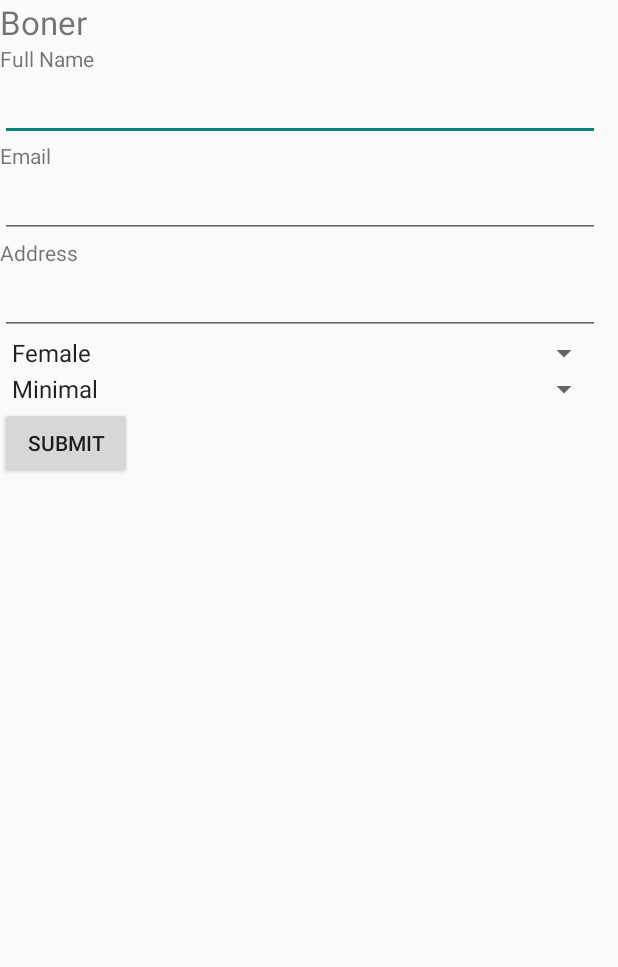
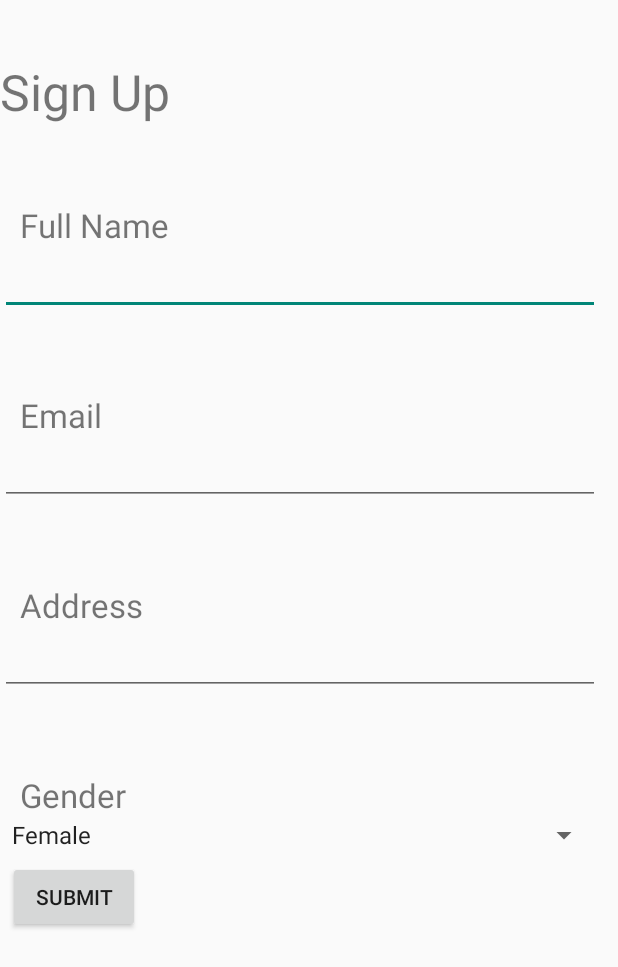
Before and after one commit to hayleycall/TinderForDogs, an Android app: the MyAndroidAppActivity screen opened directly, with no data from a screen before it, on a phone screen of 412 x 824 dp. Shown: the top 967 px of the screen. Run offline under Robolectric (Android 15) with nearby library versions, the phone set to English and light mode, and no system bars; 2 statements that could not run were skipped.

Commit message:
Finished user sign up form design.

```diff
--- a/app/src/main/res/layout/form.xml
+++ b/app/src/main/res/layout/form.xml
@@ -11,20 +11,24 @@
         android:id="@+id/TextViewTitle"
         android:layout_width="wrap_content"
         android:layout_height="wrap_content"
-        android:text="@string/feedbacktitle"
-        android:textSize="10pt">
+        android:text="\nSign Up"
+        android:textSize="15pt">
+
      </TextView>
      <TextView
-         android:text="Full Name"
+         android:text="\n\n\tFull Name"
+         android:textSize="10pt"
          android:layout_width="wrap_content"
          android:layout_height="wrap_content" />
+
      <EditText
         android:width="600px"
          android:layout_width="wrap_content"
          android:layout_height="wrap_content">
       </EditText>
       <TextView
-          android:text="Email"
+          android:text="\n\n\tEmail"
+          android:textSize="10pt"
           android:layout_width="wrap_content"
           android:layout_height="wrap_content" />
       <EditText
@@ -33,7 +37,8 @@
           android:layout_height="wrap_content">
        </EditText>
        <TextView
-           android:text="Address"
+           android:text="\n\n\tAddress"
+           android:textSize="10pt"
            android:layout_width="wrap_content"
            android:layout_height="wrap_content"/>
        <EditText
@@ -41,24 +46,22 @@
            android:layout_width="wrap_content"
            android:layout_height="wrap_content">
         </EditText>
+        <TextView
+            android:text="\n\n\tGender"
+            android:textSize="10pt"
+            android:layout_width="wrap_content"
+            android:layout_height="wrap_content"/>
         <Spinner
             android:id="@+id/gender_spinner"
             android:layout_width="fill_parent"
             android:layout_height="wrap_content"
-            android:entries="@array/gender_array"
-            android:prompt="@string/gender">
+            android:entries="@array/gender_array">
          </Spinner>
-        <Spinner
-            android:id="@+id/activity_spinner"
-            android:layout_width="fill_parent"
-            android:layout_height="wrap_content"
-            android:entries="@array/activity_level"
-            android:prompt="@string/activitylevel">
-        </Spinner>
         <Button
             android:id="@+id/btnSubmit"
             android:layout_width="wrap_content"
             android:layout_height="wrap_content"
+            android:layout_margin="@dimen/abc_action_bar_subtitle_bottom_margin_material"
             android:text="Submit"/>
      </LinearLayout>
  </ScrollView>
```
